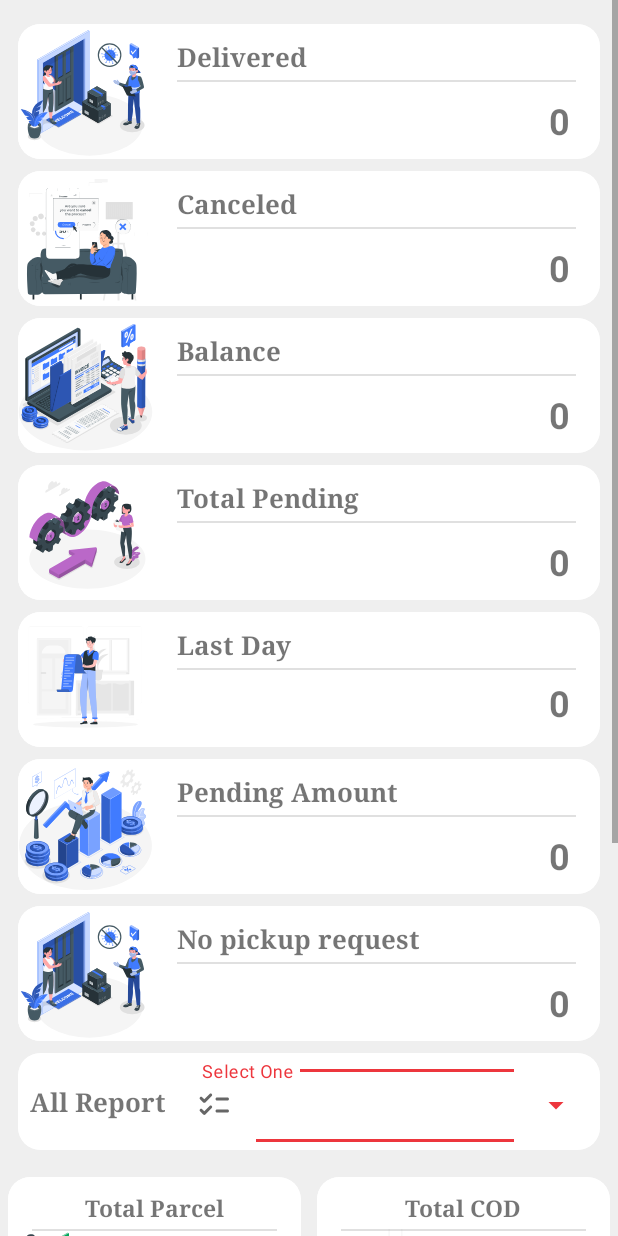
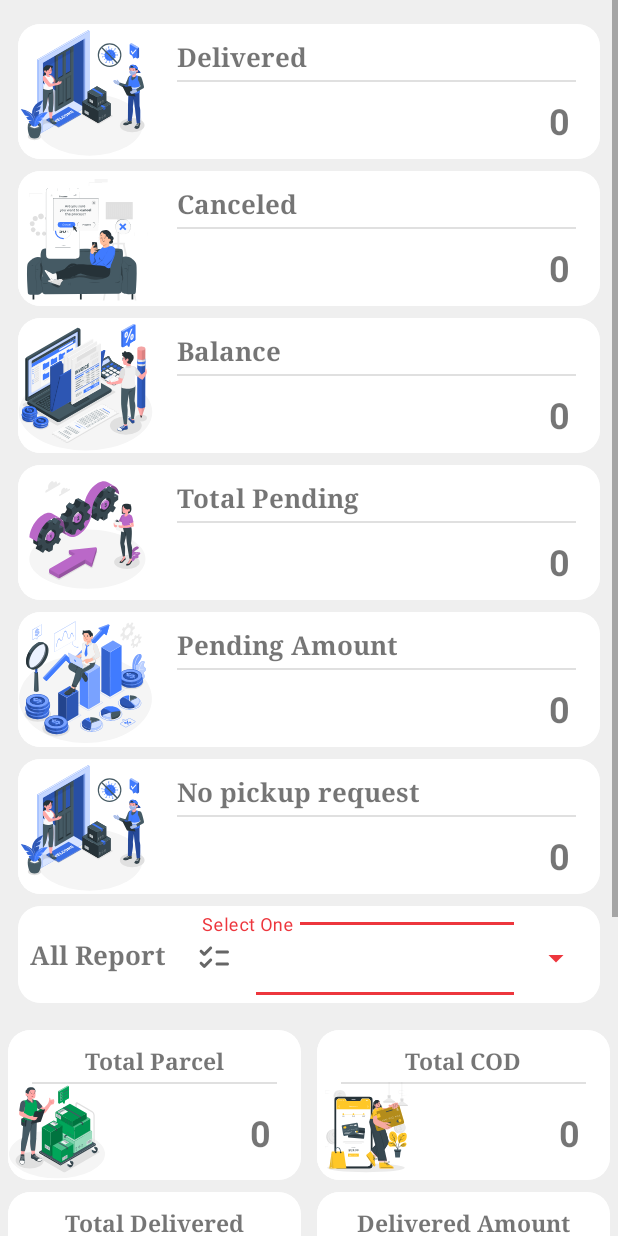
Before and after one commit to Ripat123/deshi_express, an Android app: the fragment GalleryFragment shown on its own in the app's theme, on a phone screen of 412 x 824 dp. Run offline under Robolectric (Android 15) with nearby library versions, the phone set to English and light mode, and no system bars; our stand-ins replace Volley; network calls fail; Roboto replaces fonts that are not available here.

Commit message:
01/02/2022

```diff
--- a/app/src/main/java/com/sbitbd/deshi_express/Config/config.java
+++ b/app/src/main/java/com/sbitbd/deshi_express/Config/config.java
@@ -18,6 +18,8 @@ import com.android.volley.toolbox.Volley;
 import com.google.android.material.snackbar.BaseTransientBottomBar;
 import com.google.android.material.snackbar.Snackbar;
 
+import java.text.SimpleDateFormat;
+import java.util.Calendar;
 import java.util.HashMap;
 import java.util.Map;
 
@@ -347,4 +349,11 @@ public class config {
         }
         return null;
     }
+
+    public String get_fullDate() {
+        Calendar calendar = Calendar.getInstance();
+        SimpleDateFormat mdformat = new SimpleDateFormat("yyyy-MM-dd HH:mm:ss");
+        String strDate = mdformat.format(calendar.getTime());
+        return strDate;
+    }
 }
--- a/app/src/main/java/com/sbitbd/deshi_express/Main_dashboard.java
+++ b/app/src/main/java/com/sbitbd/deshi_express/Main_dashboard.java
@@ -2,6 +2,7 @@ package com.sbitbd.deshi_express;
 
 import android.content.Intent;
 import android.os.Bundle;
+import android.util.Log;
 import android.view.MenuItem;
 import android.view.View;
 import android.view.Menu;
--- a/app/src/main/java/com/sbitbd/deshi_express/ui/gallery/GalleryFragment.java
+++ b/app/src/main/java/com/sbitbd/deshi_express/ui/gallery/GalleryFragment.java
@@ -119,10 +119,17 @@ public class GalleryFragment extends Fragment {
                      config.getUser(root1.getContext().getApplicationContext()) + "' and position = '7'");
             get_data(cancal,root1.getContext().getApplicationContext(),"SELECT COUNT(id) AS 'id' FROM delivery WHERE merchantId = '" +
                     config.getUser(root1.getContext().getApplicationContext()) + "' and position = '8'");
-            get_data(balance,root1.getContext().getApplicationContext(),"select sum(coll_amount - total_amount) as 'id'" +
-                    " from merchant_invoice_charge where merchant_id = '"+config.getUser(root1.getContext().getApplicationContext())+"' and paid_status != '1'");
+            get_data(balance,root1.getContext().getApplicationContext(),"SELECT cast(SUM(merchant_balance_sheet.coll_amount - (merchant_balance_sheet." +
+                    "total_amount + (select sum(merchant_pay.collection) " +
+                    "from merchant_pay where merchant_pay.merchant_id = '" + config.getUser(getContext()) + "'))) as DECIMAL(10,2))" +
+                    " as 'id' from merchant_balance_sheet WHERE merchant_balance_sheet." +
+                    "merchant_id = '" + config.getUser(getContext()) + "'");
             get_data(total_pending,root1.getContext().getApplicationContext(),"SELECT COUNT(id) as 'id' from delivery " +
                     "where merchantId = '"+config.getUser(root1.getContext().getApplicationContext())+"' and (position = '1' or position = '0')");
+            get_data(last_day,root1.getContext().getApplicationContext(),"select sum(totalamounts) as 'id' " +
+                    "from delivery where merchantId = '"+config.getUser(root1.getContext().getApplicationContext())+"' and success_date LIKE '"+config.get_fullDate()+"%' and position = '7'");
+            get_data(pending_amount,root1.getContext().getApplicationContext(),"select sum(coll_amount) as 'id' " +
+                    "from delivery where merchantId = '"+config.getUser(root1.getContext().getApplicationContext())+"' and position < '7'");
             get_data(req_count,root1.getContext().getApplicationContext(),"select COUNT(id) as 'id' " +
                     "from delivery where merchantId = '"+config.getUser(root1.getContext().getApplicationContext())+"' and pickup_req_status is null");
 
--- a/app/src/main/res/layout/fragment_gallery.xml
+++ b/app/src/main/res/layout/fragment_gallery.xml
@@ -321,6 +321,7 @@
                 app:layout_constraintWidth_max="600dp"
                 app:cardCornerRadius="15dp"
                 app:cardElevation="0dp"
+                android:visibility="gone"
                 app:layout_constraintEnd_toEndOf="parent"
                 app:layout_constraintStart_toStartOf="parent"
                 app:layout_constraintTop_toBottomOf="@+id/pending_card">
```
